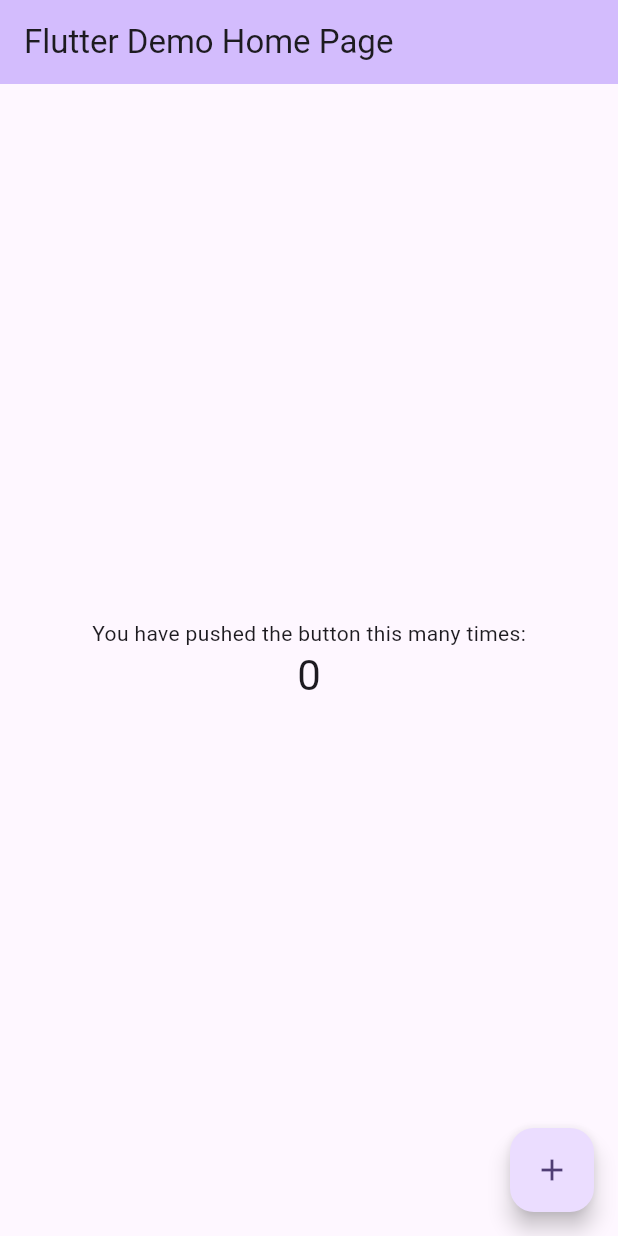
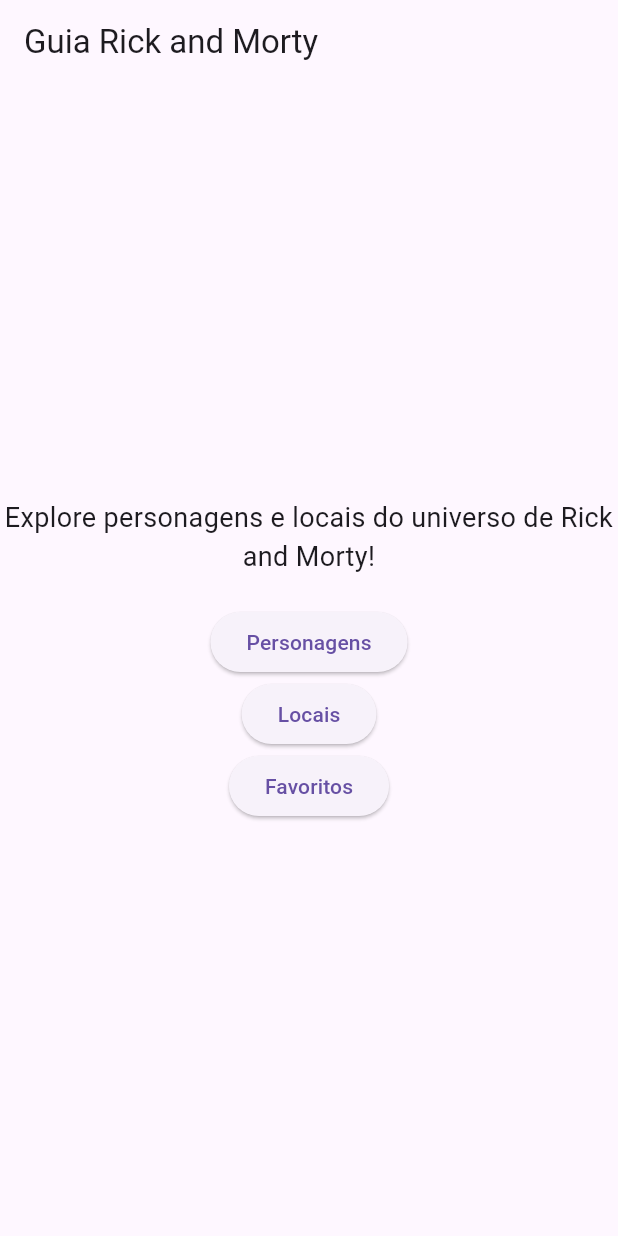
Before and after one commit to EderF-Silva/guia_rick_and_morty, a Flutter app: the screen it shows after launch, on a phone screen of 412 x 824 dp. Run offline on Flutter 3.47's test engine with Material 3 defaults, Android fonts, the phone set to English and light mode, and no system bars; our stand-ins replace shared_preferences.

Commit message:
Ajustes no Projeto e Implementações

```diff
--- a/lib/main.dart
+++ b/lib/main.dart
@@ -1,122 +1,32 @@
 import 'package:flutter/material.dart';
+import 'package:guia_rick_and_morty/providers/favorites_provider.dart';
+import 'package:guia_rick_and_morty/screens/characters_screen.dart';
+import 'package:guia_rick_and_morty/screens/favorites_screen.dart';
+import 'package:guia_rick_and_morty/screens/home_screen.dart';
+import 'package:guia_rick_and_morty/screens/locations_screen.dart';
+import 'package:provider/provider.dart';
 
 void main() {
-  runApp(const MyApp());
+  runApp(const RickAndMortyApp());
 }
 
-class MyApp extends StatelessWidget {
-  const MyApp({super.key});
+class RickAndMortyApp extends StatelessWidget {
+  const RickAndMortyApp({super.key});
 
-  // This widget is the root of your application.
   @override
   Widget build(BuildContext context) {
-    return MaterialApp(
-      title: 'Flutter Demo',
-      theme: ThemeData(
-        // This is the theme of your application.
-        //
-        // TRY THIS: Try running your application with "flutter run". You'll see
-        // the application has a purple toolbar. Then, without quitting the app,
-        // try changing the seedColor in the colorScheme below to Colors.green
-        // and then invoke "hot reload" (save your changes or press the "hot
-        // reload" button in a Flutter-supported IDE, or press "r" if you used
-        // the command line to start the app).
-        //
-        // Notice that the counter didn't reset back to zero; the application
-        // state is not lost during the reload. To reset the state, use hot
-        // restart instead.
-        //
-        // This works for code too, not just values: Most code changes can be
-        // tested with just a hot reload.
-        colorScheme: ColorScheme.fromSeed(seedColor: Colors.deepPurple),
+    return ChangeNotifierProvider(
+      create: (_) => FavoritesProvider(),
+      child: MaterialApp(
+        title: 'Guia Rick and Morty',
+        theme: ThemeData(primarySwatch: Colors.green),
+        home: const HomeScreen(),
+        routes: {
+          '/characters': (context) => const CharactersScreen(),
+          '/favorites': (context) => const FavoritesScreen(),
+          '/locations': (context) => const LocationsScreen(),
+        },
       ),
-      home: const MyHomePage(title: 'Flutter Demo Home Page'),
     );
   }
 }
-
-class MyHomePage extends StatefulWidget {
-  const MyHomePage({super.key, required this.title});
-
-  // This widget is the home page of your application. It is stateful, meaning
-  // that it has a State object (defined below) that contains fields that affect
-  // how it looks.
-
-  // This class is the configuration for the state. It holds the values (in this
-  // case the title) provided by the parent (in this case the App widget) and
-  // used by the build method of the State. Fields in a Widget subclass are
-  // always marked "final".
-
-  final String title;
-
-  @override
-  State<MyHomePage> createState() => _MyHomePageState();
-}
-
-class _MyHomePageState extends State<MyHomePage> {
-  int _counter = 0;
-
-  void _incrementCounter() {
-    setState(() {
-      // This call to setState tells the Flutter framework that something has
-      // changed in this State, which causes it to rerun the build method below
-      // so that the display can reflect the updated values. If we changed
-      // _counter without calling setState(), then the build method would not be
-      // called again, and so nothing would appear to happen.
-      _counter++;
-    });
-  }
-
-  @override
-  Widget build(BuildContext context) {
-    // This method is rerun every time setState is called, for instance as done
-    // by the _incrementCounter method above.
-    //
-    // The Flutter framework has been optimized to make rerunning build methods
-    // fast, so that you can just rebuild anything that needs updating rather
-    // than having to individually change instances of widgets.
-    return Scaffold(
-      appBar: AppBar(
-        // TRY THIS: Try changing the color here to a specific color (to
-        // Colors.amber, perhaps?) and trigger a hot reload to see the AppBar
-        // change color while the other colors stay the same.
-        backgroundColor: Theme.of(context).colorScheme.inversePrimary,
-        // Here we take the value from the MyHomePage object that was created by
-        // the App.build method, and use it to set our appbar title.
-        title: Text(widget.title),
-      ),
-      body: Center(
-        // Center is a layout widget. It takes a single child and positions it
-        // in the middle of the parent.
-        child: Column(
-          // Column is also a layout widget. It takes a list of children and
-          // arranges them vertically. By default, it sizes itself to fit its
-          // children horizontally, and tries to be as tall as its parent.
-          //
-          // Column has various properties to control how it sizes itself and
-          // how it positions its children. Here we use mainAxisAlignment to
-          // center the children vertically; the main axis here is the vertical
-          // axis because Columns are vertical (the cross axis would be
-          // horizontal).
-          //
-          // TRY THIS: Invoke "debug painting" (choose the "Toggle Debug Paint"
-          // action in the IDE, or press "p" in the console), to see the
-          // wireframe for each widget.
-          mainAxisAlignment: MainAxisAlignment.center,
-          children: <Widget>[
-            const Text('You have pushed the button this many times:'),
-            Text(
-              '$_counter',
-              style: Theme.of(context).textTheme.headlineMedium,
-            ),
-          ],
-        ),
-      ),
-      floatingActionButton: FloatingActionButton(
-        onPressed: _incrementCounter,
-        tooltip: 'Increment',
-        child: const Icon(Icons.add),
-      ), // This trailing comma makes auto-formatting nicer for build methods.
-    );
-  }
-}
--- /dev/null
+++ b/lib/screens/home_screen.dart
@@ -0,0 +1,43 @@
+import 'package:flutter/material.dart';
+
+class HomeScreen extends StatelessWidget {
+  const HomeScreen({super.key});
+
+  @override
+  Widget build(BuildContext context) {
+    return Scaffold(
+      appBar: AppBar(title: const Text('Guia Rick and Morty')),
+      body: Center(
+        child: Column(
+          mainAxisAlignment: MainAxisAlignment.center,
+          children: [
+            const Text(
+              'Explore personagens e locais do universo de Rick and Morty!',
+              textAlign: TextAlign.center,
+              style: TextStyle(fontSize: 18),
+            ),
+            const SizedBox(height: 20),
+            ElevatedButton(
+              onPressed: () {
+                Navigator.pushNamed(context, '/characters');
+              },
+              child: const Text('Personagens'),
+            ),
+            ElevatedButton(
+              onPressed: () {
+                Navigator.pushNamed(context, '/locations');
+              },
+              child: const Text('Locais'),
+            ),
+            ElevatedButton(
+              onPressed: () {
+                Navigator.pushNamed(context, '/favorites');
+              },
+              child: const Text('Favoritos'),
+            ),
+          ],
+        ),
+      ),
+    );
+  }
+}
```
Also changed, not shown: lib/models/character.dart (added, +34 -0 lines), lib/models/location.dart (added, +22 -0 lines), lib/providers/favorites_provider.dart (added, +41 -0 lines), lib/screens/character_detail_screen.dart (added, +92 -0 lines), lib/screens/characters_screen.dart (added, +90 -0 lines), lib/screens/favorites_screen.dart (added, +76 -0 lines), lib/screens/location_residents_screen.dart (added, +76 -0 lines), lib/screens/locations_screen.dart (added, +89 -0 lines), lib/services/api_service.dart (added, +44 -0 lines), 2 other files.
